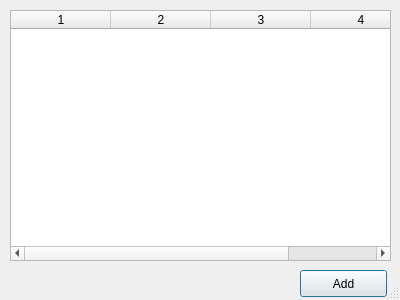
First picture: the form in qt_ui/dictionary.ui, repository Laponina/learn_english, before the edit.
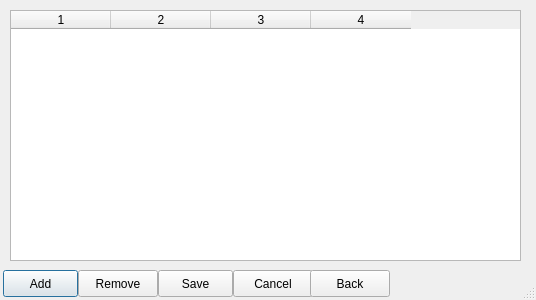
Second picture: the form after the edit.

The edit to the form file:
```diff
--- a/qt_ui/dictionary.ui
+++ b/qt_ui/dictionary.ui
@@ -6,7 +6,7 @@
    <rect>
     <x>0</x>
     <y>0</y>
-    <width>400</width>
+    <width>536</width>
     <height>300</height>
    </rect>
   </property>
@@ -24,10 +24,22 @@
     <rect>
      <x>10</x>
      <y>10</y>
-     <width>381</width>
+     <width>511</width>
      <height>251</height>
     </rect>
    </property>
+   <property name="sizePolicy">
+    <sizepolicy hsizetype="Expanding" vsizetype="Expanding">
+     <horstretch>0</horstretch>
+     <verstretch>0</verstretch>
+    </sizepolicy>
+   </property>
+   <property name="sizeIncrement">
+    <size>
+     <width>0</width>
+     <height>10</height>
+    </size>
+   </property>
    <property name="columnCount">
     <number>4</number>
    </property>
@@ -39,9 +51,9 @@
   <widget class="QPushButton" name="add_words">
    <property name="geometry">
     <rect>
-     <x>300</x>
+     <x>3</x>
      <y>270</y>
-     <width>87</width>
+     <width>75</width>
      <height>27</height>
     </rect>
    </property>
@@ -49,6 +61,58 @@
     <string>Add</string>
    </property>
   </widget>
+  <widget class="QPushButton" name="toremove">
+   <property name="geometry">
+    <rect>
+     <x>78</x>
+     <y>270</y>
+     <width>80</width>
+     <height>27</height>
+    </rect>
+   </property>
+   <property name="text">
+    <string>Remove</string>
+   </property>
+  </widget>
+  <widget class="QPushButton" name="tosave">
+   <property name="geometry">
+    <rect>
+     <x>158</x>
+     <y>270</y>
+     <width>75</width>
+     <height>27</height>
+    </rect>
+   </property>
+   <property name="text">
+    <string>Save</string>
+   </property>
+  </widget>
+  <widget class="QPushButton" name="tocancel">
+   <property name="geometry">
+    <rect>
+     <x>233</x>
+     <y>270</y>
+     <width>80</width>
+     <height>27</height>
+    </rect>
+   </property>
+   <property name="text">
+    <string>Cancel</string>
+   </property>
+  </widget>
+  <widget class="QPushButton" name="toback">
+   <property name="geometry">
+    <rect>
+     <x>310</x>
+     <y>270</y>
+     <width>80</width>
+     <height>27</height>
+    </rect>
+   </property>
+   <property name="text">
+    <string>Back</string>
+   </property>
+  </widget>
  </widget>
  <resources/>
  <connections/>
```
